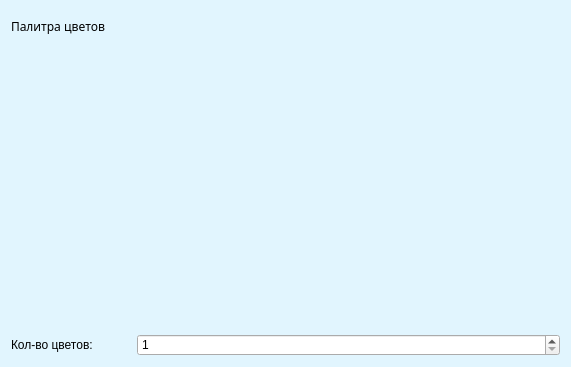
Old version of the form color_palette.ui in the repository FluffyTerror/Photoshop-project.
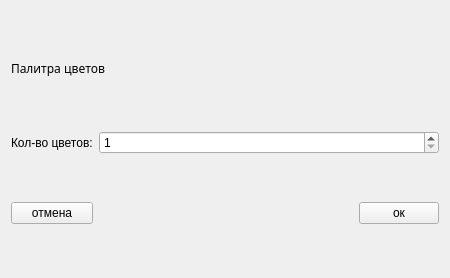
New version of the form.

Diff of the .ui file:
```diff
--- a/color_palette.ui
+++ b/color_palette.ui
@@ -6,17 +6,49 @@
    <rect>
     <x>0</x>
     <y>0</y>
-    <width>571</width>
-    <height>367</height>
+    <width>450</width>
+    <height>278</height>
    </rect>
   </property>
   <property name="windowTitle">
    <string>Form</string>
   </property>
-  <property name="styleSheet">
-   <string notr="true">QWidget#color_palette { background-color: #e1f5fe; }</string>
-  </property>
   <layout class="QGridLayout" name="gridLayout">
+   <item row="2" column="0" colspan="3">
+    <layout class="QHBoxLayout" name="layout_2"/>
+   </item>
+   <item row="4" column="0">
+    <widget class="QPushButton" name="close_button">
+     <property name="text">
+      <string>отмена</string>
+     </property>
+    </widget>
+   </item>
+   <item row="1" column="0" colspan="3">
+    <widget class="QLabel" name="label_7">
+     <property name="maximumSize">
+      <size>
+       <width>16777215</width>
+       <height>30</height>
+      </size>
+     </property>
+     <property name="font">
+      <font>
+       <family>Ravie</family>
+      </font>
+     </property>
+     <property name="text">
+      <string>Палитра цветов</string>
+     </property>
+    </widget>
+   </item>
+   <item row="4" column="2">
+    <widget class="QPushButton" name="ok_button">
+     <property name="text">
+      <string>ок</string>
+     </property>
+    </widget>
+   </item>
    <item row="3" column="0">
     <widget class="QLabel" name="label_spin">
      <property name="maximumSize">
@@ -30,7 +62,20 @@
      </property>
     </widget>
    </item>
-   <item row="3" column="1">
+   <item row="4" column="1">
+    <spacer name="horizontalSpacer">
+     <property name="orientation">
+      <enum>Qt::Horizontal</enum>
+     </property>
+     <property name="sizeHint" stdset="0">
+      <size>
+       <width>40</width>
+       <height>20</height>
+      </size>
+     </property>
+    </spacer>
+   </item>
+   <item row="3" column="1" colspan="2">
     <widget class="QSpinBox" name="spinBox">
      <property name="minimum">
       <number>1</number>
@@ -40,35 +85,6 @@
      </property>
     </widget>
    </item>
-   <item row="1" column="0" colspan="2">
-    <widget class="QLabel" name="label_7">
-     <property name="maximumSize">
-      <size>
-       <width>16777215</width>
-       <height>30</height>
-      </size>
-     </property>
-     <property name="font">
-      <font>
-       <family>Ravie</family>
-      </font>
-     </property>
-     <property name="text">
-      <string>Палитра цветов</string>
-     </property>
-    </widget>
-   </item>
-   <item row="2" column="0" colspan="2">
-    <layout class="QHBoxLayout" name="layout_2">
-     <item>
-      <widget class="QLabel" name="label">
-       <property name="text">
-        <string/>
-       </property>
-      </widget>
-     </item>
-    </layout>
-   </item>
   </layout>
  </widget>
  <resources/>
```
